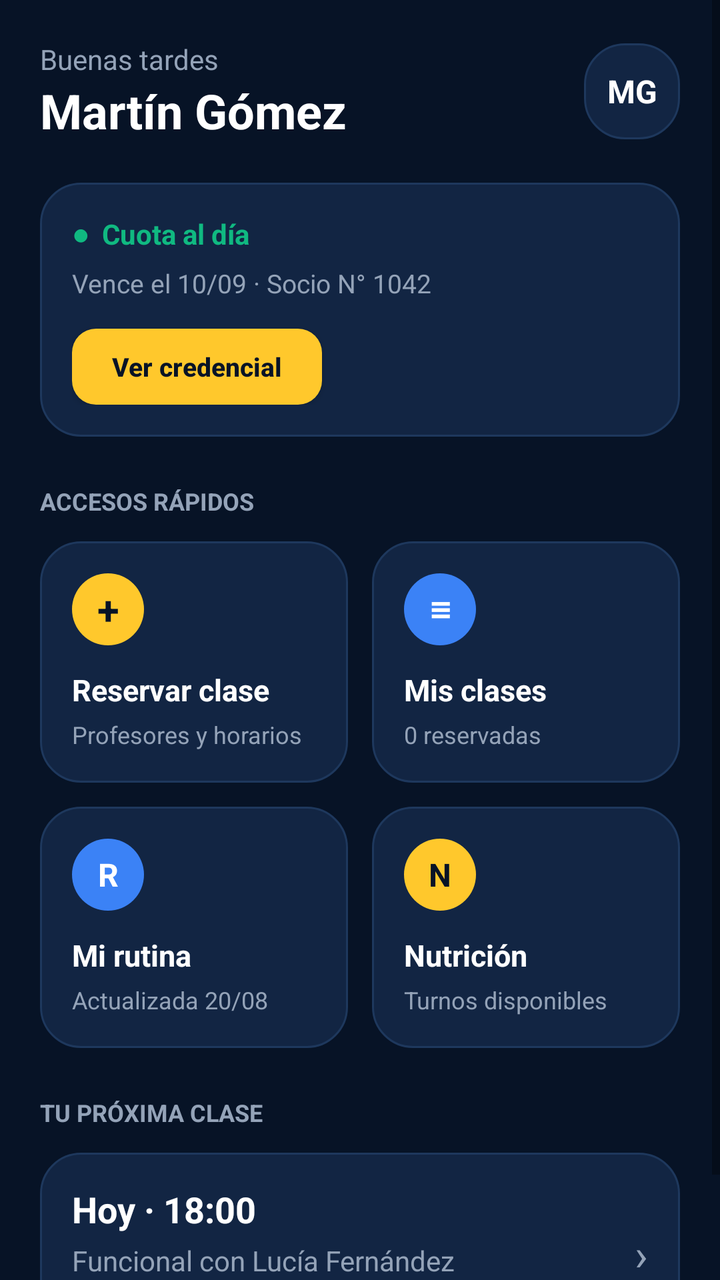
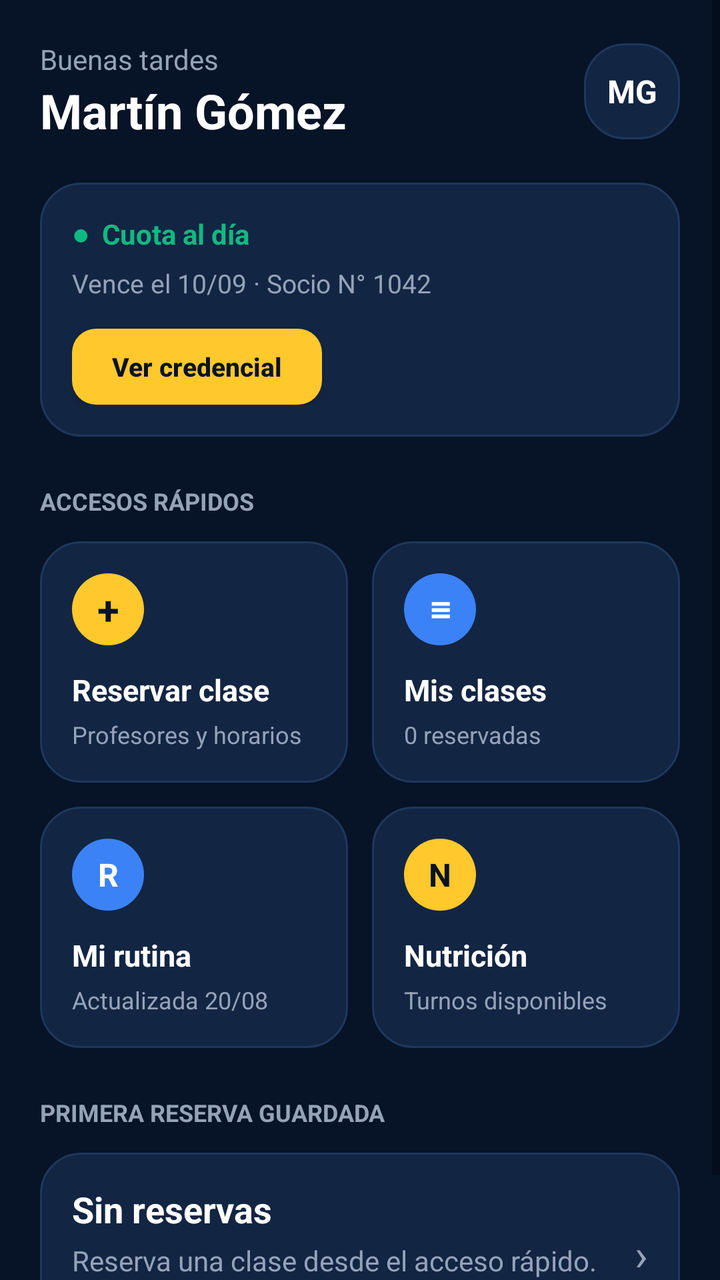

Screens rendered from an Android XML layout before and after an edit, with the pre-edit source and the edit as a unified diff.
<!-- AndroidManifest.xml: application theme Theme.AppCompat.DayNight.NoActionBar -->
<!-- res/layout/activity_home_socio.xml -->
<?xml version="1.0" encoding="utf-8"?>
<ScrollView xmlns:android="http://schemas.android.com/apk/res/android"
    android:layout_width="match_parent"
    android:layout_height="match_parent"
    android:background="#071326"
    android:fillViewport="true">

    <LinearLayout
        android:layout_width="match_parent"
        android:layout_height="wrap_content"
        android:orientation="vertical"
        android:padding="20dp">

        
        <LinearLayout
            android:layout_width="match_parent"
            android:layout_height="wrap_content"
            android:gravity="center_vertical"
            android:orientation="horizontal">

            <LinearLayout
                android:layout_width="0dp"
                android:layout_height="wrap_content"
                android:layout_weight="1"
                android:orientation="vertical">

                <TextView
                    android:layout_width="wrap_content"
                    android:layout_height="wrap_content"
                    android:text="Buenas tardes"
                    android:textColor="#94A3B8"
                    android:textSize="14sp" />

                <TextView
                    android:id="@+id/tvUserName"
                    android:layout_width="wrap_content"
                    android:layout_height="wrap_content"
                    android:text="Martín Gómez"
                    android:textColor="#FFFFFF"
                    android:textSize="24sp"
                    android:textStyle="bold" />
            </LinearLayout>

            <TextView
                android:id="@+id/tvAvatar"
                android:layout_width="48dp"
                android:layout_height="48dp"
                android:background="@drawable/bg_card"
                android:gravity="center"
                android:text="MG"
                android:textColor="#FFFFFF"
                android:textSize="16sp"
                android:textStyle="bold" />
        </LinearLayout>

        
        <LinearLayout
            android:layout_width="match_parent"
            android:layout_height="wrap_content"
            android:layout_marginTop="20dp"
            android:background="@drawable/bg_card"
            android:orientation="vertical"
            android:padding="16dp">

            <TextView
                android:layout_width="wrap_content"
                android:layout_height="wrap_content"
                android:text="●  Cuota al día"
                android:textColor="#10B981"
                android:textSize="14sp"
                android:textStyle="bold" />

            <TextView
                android:layout_width="wrap_content"
                android:layout_height="wrap_content"
                android:layout_marginTop="6dp"
                android:text="Vence el 10/09 · Socio N° 1042"
                android:textColor="#94A3B8"
                android:textSize="13sp" />

            <androidx.appcompat.widget.AppCompatButton
                android:id="@+id/btnVerCredencial"
                android:layout_width="wrap_content"
                android:layout_height="38dp"
                android:layout_marginTop="14dp"
                android:background="@drawable/bg_badge_yellow"
                android:paddingHorizontal="20dp"
                android:text="Ver credencial"
                android:textAllCaps="false"
                android:textColor="#071326"
                android:textSize="13sp"
                android:textStyle="bold" />
        </LinearLayout>

        
        <TextView
            android:layout_width="wrap_content"
            android:layout_height="wrap_content"
            android:layout_marginTop="24dp"
            android:text="ACCESOS RÁPIDOS"
            android:textColor="#94A3B8"
            android:textSize="12sp"
            android:textStyle="bold" />

        
        <LinearLayout
            android:layout_width="match_parent"
            android:layout_height="wrap_content"
            android:layout_marginTop="12dp"
            android:orientation="horizontal">

            
            <LinearLayout
                android:id="@+id/btnReservarClase"
                android:layout_width="0dp"
                android:layout_height="wrap_content"
                android:layout_marginEnd="6dp"
                android:layout_weight="1"
                android:background="@drawable/bg_card"
                android:clickable="true"
                android:focusable="true"
                android:orientation="vertical"
                android:padding="16dp">

                <TextView
                    android:layout_width="36dp"
                    android:layout_height="36dp"
                    android:background="@drawable/bg_circle_yellow"
                    android:gravity="center"
                    android:text="+"
                    android:textColor="#071326"
                    android:textSize="20sp"
                    android:textStyle="bold" />

                <TextView
                    android:layout_width="wrap_content"
                    android:layout_height="wrap_content"
                    android:layout_marginTop="12dp"
                    android:text="Reservar clase"
                    android:textColor="#FFFFFF"
                    android:textSize="15sp"
                    android:textStyle="bold" />

                <TextView
                    android:layout_width="wrap_content"
                    android:layout_height="wrap_content"
                    android:layout_marginTop="4dp"
                    android:text="Profesores y horarios"
                    android:textColor="#94A3B8"
                    android:textSize="12sp" />
            </LinearLayout>

            
            <LinearLayout
                android:id="@+id/btnMisClases"
                android:layout_width="0dp"
                android:layout_height="wrap_content"
                android:layout_marginStart="6dp"
                android:layout_weight="1"
                android:background="@drawable/bg_card"
                android:clickable="true"
                android:focusable="true"
                android:orientation="vertical"
                android:padding="16dp">

                <TextView
                    android:layout_width="36dp"
                    android:layout_height="36dp"
                    android:background="@drawable/bg_circle_blue"
                    android:gravity="center"
                    android:text="≡"
                    android:textColor="#FFFFFF"
                    android:textSize="18sp"
                    android:textStyle="bold" />

                <TextView
                    android:layout_width="wrap_content"
                    android:layout_height="wrap_content"
                    android:layout_marginTop="12dp"
                    android:text="Mis clases"
                    android:textColor="#FFFFFF"
                    android:textSize="15sp"
                    android:textStyle="bold" />

                <TextView
                    android:id="@+id/tvMisClasesCount"
                    android:layout_width="wrap_content"
                    android:layout_height="wrap_content"
                    android:layout_marginTop="4dp"
                    android:text="0 reservadas"
                    android:textColor="#94A3B8"
                    android:textSize="12sp" />
            </LinearLayout>
        </LinearLayout>

        
        <LinearLayout
            android:layout_width="match_parent"
            android:layout_height="wrap_content"
            android:layout_marginTop="12dp"
            android:orientation="horizontal">

            
            <LinearLayout
                android:id="@+id/btnMiRutina"
                android:layout_width="0dp"
                android:layout_height="wrap_content"
                android:layout_marginEnd="6dp"
                android:layout_weight="1"
                android:background="@drawable/bg_card"
                android:clickable="true"
                android:focusable="true"
                android:orientation="vertical"
                android:padding="16dp">

                <TextView
                    android:layout_width="36dp"
                    android:layout_height="36dp"
                    android:background="@drawable/bg_circle_blue"
                    android:gravity="center"
                    android:text="R"
                    android:textColor="#FFFFFF"
                    android:textSize="16sp"
                    android:textStyle="bold" />

                <TextView
                    android:layout_width="wrap_content"
                    android:layout_height="wrap_content"
                    android:layout_marginTop="12dp"
                    android:text="Mi rutina"
                    android:textColor="#FFFFFF"
                    android:textSize="15sp"
                    android:textStyle="bold" />

                <TextView
                    android:layout_width="wrap_content"
                    android:layout_height="wrap_content"
                    android:layout_marginTop="4dp"
                    android:text="Actualizada 20/08"
                    android:textColor="#94A3B8"
                    android:textSize="12sp" />
            </LinearLayout>

            
            <LinearLayout
                android:id="@+id/btnNutricion"
                android:layout_width="0dp"
                android:layout_height="wrap_content"
                android:layout_marginStart="6dp"
                android:layout_weight="1"
                android:background="@drawable/bg_card"
                android:clickable="true"
                android:focusable="true"
                android:orientation="vertical"
                android:padding="16dp">

                <TextView
                    android:layout_width="36dp"
                    android:layout_height="36dp"
                    android:background="@drawable/bg_circle_yellow"
                    android:gravity="center"
                    android:text="N"
                    android:textColor="#071326"
                    android:textSize="16sp"
                    android:textStyle="bold" />

                <TextView
                    android:layout_width="wrap_content"
                    android:layout_height="wrap_content"
                    android:layout_marginTop="12dp"
                    android:text="Nutrición"
                    android:textColor="#FFFFFF"
                    android:textSize="15sp"
                    android:textStyle="bold" />

                <TextView
                    android:layout_width="wrap_content"
                    android:layout_height="wrap_content"
                    android:layout_marginTop="4dp"
                    android:text="Turnos disponibles"
                    android:textColor="#94A3B8"
                    android:textSize="12sp" />
            </LinearLayout>
        </LinearLayout>

        
        <TextView
            android:layout_width="wrap_content"
            android:layout_height="wrap_content"
            android:layout_marginTop="24dp"
            android:text="TU PRÓXIMA CLASE"
            android:textColor="#94A3B8"
            android:textSize="12sp"
            android:textStyle="bold" />

        
        <LinearLayout
            android:id="@+id/btnProximaClase"
            android:layout_width="match_parent"
            android:layout_height="wrap_content"
            android:layout_marginTop="12dp"
            android:background="@drawable/bg_card"
            android:clickable="true"
            android:focusable="true"
            android:gravity="center_vertical"
            android:orientation="horizontal"
            android:padding="16dp">

            <LinearLayout
                android:layout_width="0dp"
                android:layout_height="wrap_content"
                android:layout_weight="1"
                android:orientation="vertical">

                <TextView
                    android:layout_width="wrap_content"
                    android:layout_height="wrap_content"
                    android:text="Hoy · 18:00"
                    android:textColor="#FFFFFF"
                    android:textSize="18sp"
                    android:textStyle="bold" />

                <TextView
                    android:layout_width="wrap_content"
                    android:layout_height="wrap_content"
                    android:layout_marginTop="4dp"
                    android:text="Funcional con Lucía Fernández"
                    android:textColor="#94A3B8"
                    android:textSize="14sp" />

                <TextView
                    android:layout_width="wrap_content"
                    android:layout_height="wrap_content"
                    android:layout_marginTop="4dp"
                    android:text="Salón 2 · 60 minutos"
                    android:textColor="#64748B"
                    android:textSize="13sp" />
            </LinearLayout>

            <TextView
                android:layout_width="wrap_content"
                android:layout_height="wrap_content"
                android:text="›"
                android:textColor="#94A3B8"
                android:textSize="22sp" />
        </LinearLayout>

    </LinearLayout>
</ScrollView>
<!-- resources referenced by this layout -->
<resources>
  <!-- drawable bg_badge_yellow (drawable) -->
  <?xml version="1.0" encoding="utf-8"?>
  <shape xmlns:android="http://schemas.android.com/apk/res/android"
      android:shape="rectangle">
      <solid android:color="#FFC82C" />
      <corners android:radius="12dp" />
  </shape>
  <!-- drawable bg_card (drawable) -->
  <?xml version="1.0" encoding="utf-8"?>
  <shape xmlns:android="http://schemas.android.com/apk/res/android"
      android:shape="rectangle">
      <solid android:color="#122543" />
      <corners android:radius="20dp" />
      <stroke
          android:width="1dp"
          android:color="#1E385D" />
  </shape>
  <!-- drawable bg_circle_blue (drawable) -->
  <?xml version="1.0" encoding="utf-8"?>
  <shape xmlns:android="http://schemas.android.com/apk/res/android"
      android:shape="oval">
      <solid android:color="#3B82F6" />
  </shape>
  <!-- drawable bg_circle_yellow (drawable) -->
  <?xml version="1.0" encoding="utf-8"?>
  <shape xmlns:android="http://schemas.android.com/apk/res/android"
      android:shape="oval">
      <solid android:color="#FFC82C" />
  </shape>
</resources>

<!-- the commit's change to res/layout/activity_home_socio.xml (unified diff, before → after) -->
@@ -288,7 +288,7 @@
             android:layout_width="wrap_content"
             android:layout_height="wrap_content"
             android:layout_marginTop="24dp"
-            android:text="TU PRÓXIMA CLASE"
+            android:text="PRIMERA RESERVA GUARDADA"
             android:textColor="#94A3B8"
             android:textSize="12sp"
             android:textStyle="bold" />
@@ -313,26 +313,29 @@
                 android:orientation="vertical">
 
                 <TextView
-                    android:layout_width="wrap_content"
-                    android:layout_height="wrap_content"
-                    android:text="Hoy · 18:00"
+                    android:id="@+id/tvReservaNombre"
+                    android:layout_width="wrap_content"
+                    android:layout_height="wrap_content"
+                    android:text="Sin reservas"
                     android:textColor="#FFFFFF"
                     android:textSize="18sp"
                     android:textStyle="bold" />
 
                 <TextView
-                    android:layout_width="wrap_content"
-                    android:layout_height="wrap_content"
-                    android:layout_marginTop="4dp"
-                    android:text="Funcional con Lucía Fernández"
+                    android:id="@+id/tvReservaHorario"
+                    android:layout_width="wrap_content"
+                    android:layout_height="wrap_content"
+                    android:layout_marginTop="4dp"
+                    android:text="Reserva una clase desde el acceso rápido."
                     android:textColor="#94A3B8"
                     android:textSize="14sp" />
 
                 <TextView
-                    android:layout_width="wrap_content"
-                    android:layout_height="wrap_content"
-                    android:layout_marginTop="4dp"
-                    android:text="Salón 2 · 60 minutos"
+                    android:id="@+id/tvReservaDetalle"
+                    android:layout_width="wrap_content"
+                    android:layout_height="wrap_content"
+                    android:layout_marginTop="4dp"
+                    android:text="Toca para ver Mis clases."
                     android:textColor="#64748B"
                     android:textSize="13sp" />
             </LinearLayout>
